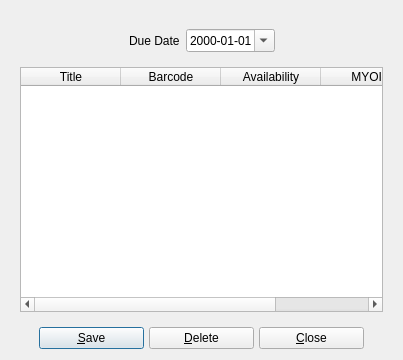
Old version of the form copybrowser.ui in the repository textbrowser/biblioteq.
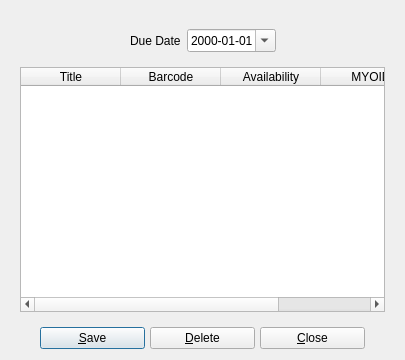
New version of the form. Icons and pictures are not drawn.

```diff
--- a/copybrowser.ui
+++ b/copybrowser.ui
@@ -6,7 +6,7 @@
    <rect>
     <x>0</x>
     <y>0</y>
-    <width>403</width>
+    <width>405</width>
     <height>360</height>
    </rect>
   </property>
```
